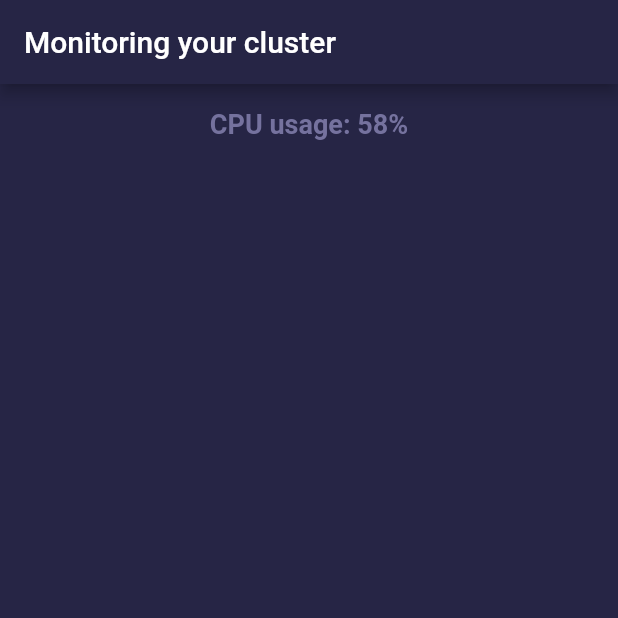
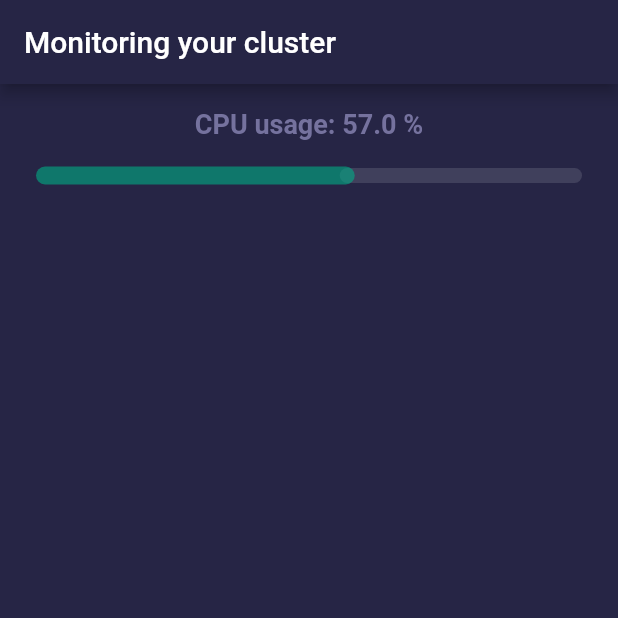
Before and after one commit to es94129/monidata, a Flutter app: the screen it shows after launch, on a phone screen of 412 x 824 dp, the top half of it. Run offline on Flutter 3.47's test engine with Material 2 defaults, Android fonts, the phone set to English and light mode, and no system bars; our stand-ins replace fl_chart.

Commit message:
Add slider to dashboard

```diff
--- a/lib/dashboard.dart
+++ b/lib/dashboard.dart
@@ -1,6 +1,8 @@
 import 'package:flutter/material.dart';
 
 class DashboardPage extends StatelessWidget {
+  final double _cpuCurrentUsage = 57;
+
   @override
   Widget build(BuildContext context) {
     return Container(
@@ -9,7 +11,7 @@ class DashboardPage extends StatelessWidget {
         children: <Widget>[
           SizedBox(height: 16,),
           Text(
-            "CPU usage: 58%",
+            "CPU usage: $_cpuCurrentUsage %",
             style: TextStyle(
                 fontWeight: FontWeight.bold,
                 color: Color(0xff75729e),
@@ -17,6 +19,19 @@ class DashboardPage extends StatelessWidget {
             ),
             textAlign: TextAlign.center,
           ),
+          SliderTheme(
+              data: SliderTheme.of(context).copyWith(
+                trackHeight: 10,
+                disabledActiveTrackColor: Color(0x9900ad85),
+                thumbShape: RoundSliderThumbShape(enabledThumbRadius: 0.0), // hide thumb
+              ),
+              child: Slider(
+                value: _cpuCurrentUsage,
+                min: 0,
+                max: 100,
+                onChanged: null,
+              ),
+          ),
         ],
       ),
     );
```
